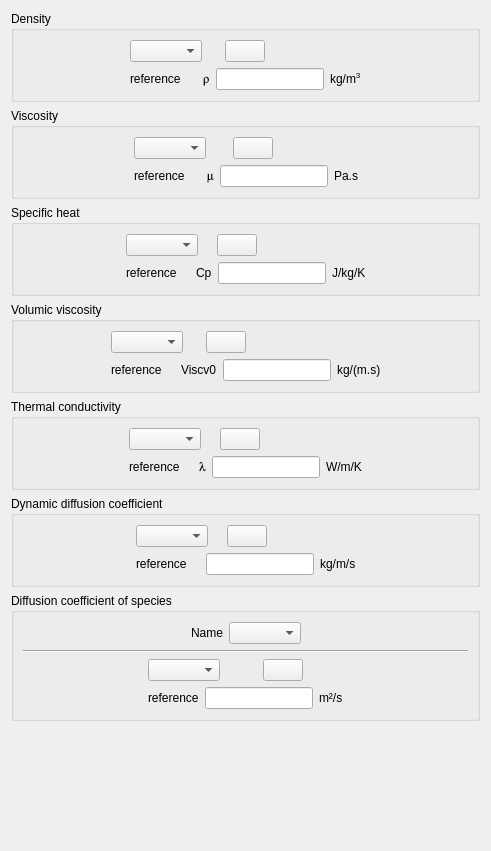
Above: gui/Pages/FluidCharacteristicsForm.ui from code-saturne/code_saturne before the change. Below: the same form after it.
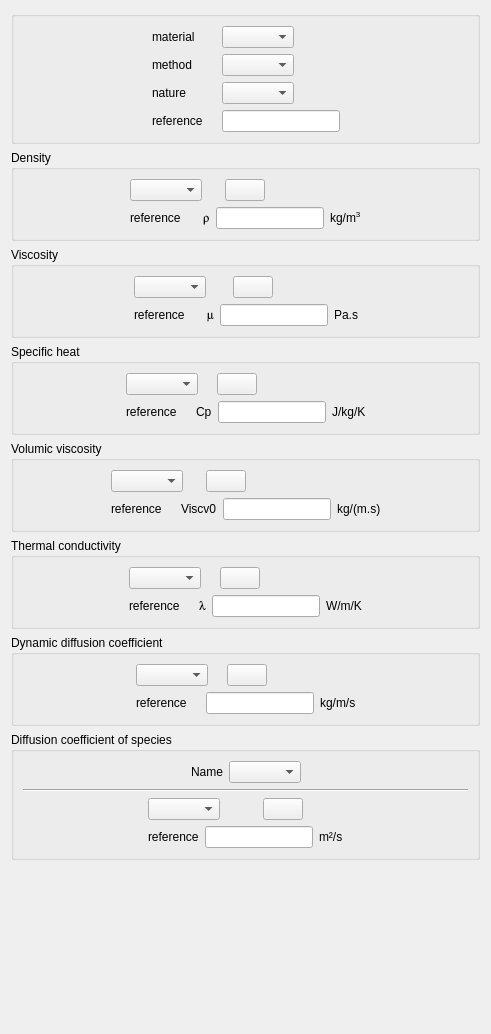
That is the form after the change. Icons and pictures are not drawn.

```diff
--- a/gui/Pages/FluidCharacteristicsForm.ui
+++ b/gui/Pages/FluidCharacteristicsForm.ui
@@ -7,14 +7,196 @@
     <x>0</x>
     <y>0</y>
     <width>487</width>
-    <height>851</height>
+    <height>1034</height>
    </rect>
   </property>
   <property name="windowTitle">
    <string>Form</string>
   </property>
-  <layout class="QGridLayout" name="gridLayout">
+  <layout class="QGridLayout" name="gridLayout_3">
    <item row="0" column="0">
+    <widget class="QGroupBox" name="groupBoxTableChoice">
+     <property name="title">
+      <string/>
+     </property>
+     <layout class="QGridLayout" name="gridLayout_2">
+      <item row="0" column="0">
+       <spacer>
+        <property name="orientation">
+         <enum>Qt::Horizontal</enum>
+        </property>
+        <property name="sizeHint" stdset="0">
+         <size>
+          <width>53</width>
+          <height>20</height>
+         </size>
+        </property>
+       </spacer>
+      </item>
+      <item row="0" column="1">
+       <layout class="QGridLayout" name="gridLayout">
+        <item row="0" column="0">
+         <widget class="QLabel" name="label_2">
+          <property name="text">
+           <string>material</string>
+          </property>
+         </widget>
+        </item>
+        <item row="0" column="1">
+         <spacer name="horizontalSpacer_2">
+          <property name="orientation">
+           <enum>Qt::Horizontal</enum>
+          </property>
+          <property name="sizeHint" stdset="0">
+           <size>
+            <width>13</width>
+            <height>20</height>
+           </size>
+          </property>
+         </spacer>
+        </item>
+        <item row="0" column="2">
+         <widget class="QComboBox" name="comboBoxMaterial">
+          <property name="toolTip">
+           <string>Code_Saturne key word: IROVAR</string>
+          </property>
+         </widget>
+        </item>
+        <item row="0" column="3">
+         <spacer name="horizontalSpacer">
+          <property name="orientation">
+           <enum>Qt::Horizontal</enum>
+          </property>
+          <property name="sizeHint" stdset="0">
+           <size>
+            <width>40</width>
+            <height>17</height>
+           </size>
+          </property>
+         </spacer>
+        </item>
+        <item row="1" column="0">
+         <widget class="QLabel" name="label_3">
+          <property name="text">
+           <string>method</string>
+          </property>
+         </widget>
+        </item>
+        <item row="1" column="1">
+         <spacer name="horizontalSpacer_3">
+          <property name="orientation">
+           <enum>Qt::Horizontal</enum>
+          </property>
+          <property name="sizeHint" stdset="0">
+           <size>
+            <width>13</width>
+            <height>20</height>
+           </size>
+          </property>
+         </spacer>
+        </item>
+        <item row="1" column="2">
+         <widget class="QComboBox" name="comboBoxMethod">
+          <property name="toolTip">
+           <string>Code_Saturne key word: IROVAR</string>
+          </property>
+         </widget>
+        </item>
+        <item row="1" column="3">
+         <spacer name="horizontalSpacer_6">
+          <property name="orientation">
+           <enum>Qt::Horizontal</enum>
+          </property>
+          <property name="sizeHint" stdset="0">
+           <size>
+            <width>40</width>
+            <height>17</height>
+           </size>
+          </property>
+         </spacer>
+        </item>
+        <item row="2" column="0">
+         <widget class="QLabel" name="labelPhas">
+          <property name="text">
+           <string>nature</string>
+          </property>
+         </widget>
+        </item>
+        <item row="2" column="1">
+         <spacer name="horizontalSpacer_5">
+          <property name="orientation">
+           <enum>Qt::Horizontal</enum>
+          </property>
+          <property name="sizeHint" stdset="0">
+           <size>
+            <width>13</width>
+            <height>20</height>
+           </size>
+          </property>
+         </spacer>
+        </item>
+        <item row="2" column="2">
+         <widget class="QComboBox" name="comboBoxPhas">
+          <property name="toolTip">
+           <string>Code_Saturne key word: IROVAR</string>
+          </property>
+         </widget>
+        </item>
+        <item row="2" column="3">
+         <spacer name="horizontalSpacer_7">
+          <property name="orientation">
+           <enum>Qt::Horizontal</enum>
+          </property>
+          <property name="sizeHint" stdset="0">
+           <size>
+            <width>40</width>
+            <height>17</height>
+           </size>
+          </property>
+         </spacer>
+        </item>
+        <item row="3" column="0">
+         <widget class="QLabel" name="label_4">
+          <property name="text">
+           <string>reference</string>
+          </property>
+         </widget>
+        </item>
+        <item row="3" column="1">
+         <spacer name="horizontalSpacer_4">
+          <property name="orientation">
+           <enum>Qt::Horizontal</enum>
+          </property>
+          <property name="sizeHint" stdset="0">
+           <size>
+            <width>13</width>
+            <height>20</height>
+           </size>
+          </property>
+         </spacer>
+        </item>
+        <item row="3" column="2" colspan="2">
+         <widget class="QLineEdit" name="lineEditReference"/>
+        </item>
+       </layout>
+      </item>
+      <item row="0" column="2">
+       <spacer>
+        <property name="orientation">
+         <enum>Qt::Horizontal</enum>
+        </property>
+        <property name="sizeHint" stdset="0">
+         <size>
+          <width>53</width>
+          <height>20</height>
+         </size>
+        </property>
+       </spacer>
+      </item>
+     </layout>
+    </widget>
+   </item>
+   <item row="1" column="0">
     <widget class="QGroupBox" name="groupBoxRho">
      <property name="title">
       <string>Density</string>
@@ -191,7 +373,7 @@
      </layout>
     </widget>
    </item>
-   <item row="1" column="0">
+   <item row="2" column="0">
     <widget class="QGroupBox" name="groupBoxMu">
      <property name="title">
       <string>Viscosity</string>
@@ -368,7 +550,7 @@
      </layout>
     </widget>
    </item>
-   <item row="2" column="0">
+   <item row="3" column="0">
     <widget class="QGroupBox" name="groupBoxCp">
      <property name="title">
       <string>Specific heat</string>
@@ -540,7 +722,7 @@
      </layout>
     </widget>
    </item>
-   <item row="3" column="0">
+   <item row="4" column="0">
     <widget class="QGroupBox" name="groupBoxViscv0">
      <property name="title">
       <string>Volumic viscosity</string>
@@ -712,7 +894,7 @@
      </layout>
     </widget>
    </item>
-   <item row="4" column="0">
+   <item row="5" column="0">
     <widget class="QGroupBox" name="groupBoxAl">
      <property name="title">
       <string>Thermal conductivity</string>
@@ -885,7 +1067,7 @@
      </layout>
     </widget>
    </item>
-   <item row="5" column="0">
+   <item row="6" column="0">
     <widget class="QGroupBox" name="groupBoxDiftl0">
      <property name="title">
       <string>Dynamic diffusion coefficient</string>
@@ -1050,7 +1232,7 @@
      </layout>
     </widget>
    </item>
-   <item row="6" column="0">
+   <item row="7" column="0">
     <widget class="QGroupBox" name="groupBoxDiff">
      <property name="title">
       <string>Diffusion coefficient of species</string>
@@ -1231,7 +1413,7 @@
      </layout>
     </widget>
    </item>
-   <item row="7" column="0">
+   <item row="8" column="0">
     <spacer>
      <property name="orientation">
       <enum>Qt::Vertical</enum>
```
